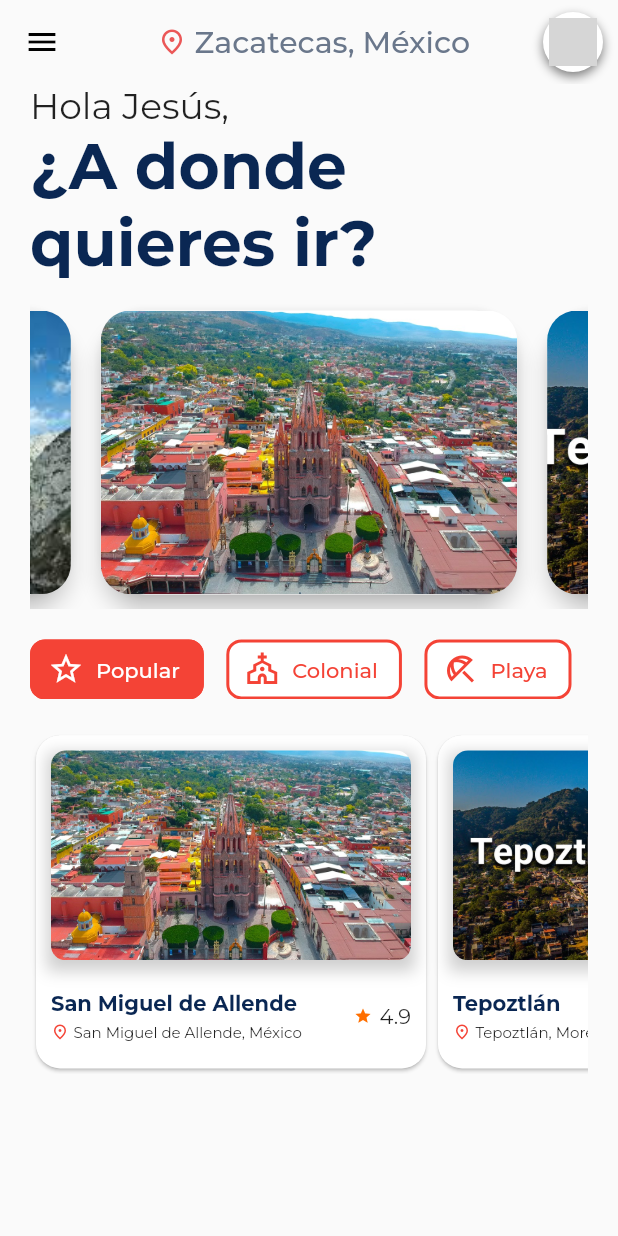
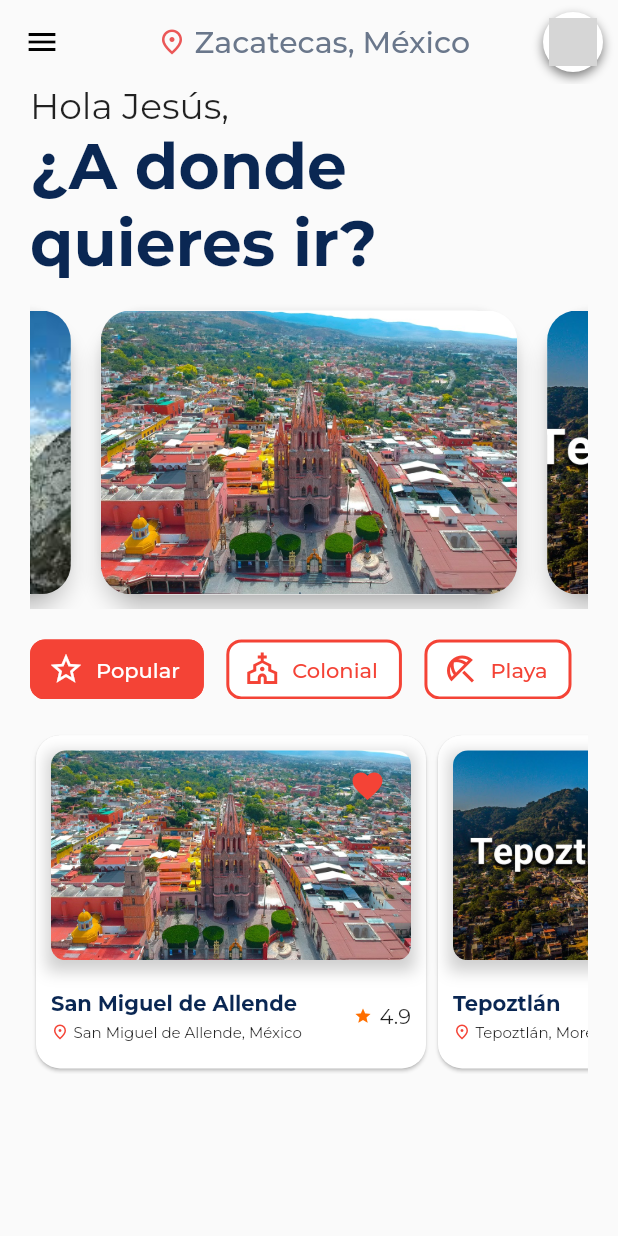
Before and after one commit to ramon-ortega/travel_app, a Flutter app: the screen it shows after launch, after a tap on "Popular", on a phone screen of 412 x 824 dp. Run offline on Flutter 3.47's test engine with Material 2 defaults, Android fonts, the light colour scheme and no system bars; drawn by our look-alikes of carousel_slider; our stand-ins replace flutter_bloc, font_awesome_flutter, google_fonts; network calls fail; grey boxes are pictures that could not be loaded.

Commit message:
Finish the app

```diff
--- a/lib/src/pages/home_page.dart
+++ b/lib/src/pages/home_page.dart
@@ -141,6 +141,8 @@ class _PlacesSlider extends StatelessWidget {
                           padding: const EdgeInsets.all(10.0),
                           child: Column(
                             children: [
+                              Stack(
+                                children: [
                                   Container(
                                     decoration: BoxDecoration(
                                       boxShadow: [
@@ -163,6 +165,18 @@ class _PlacesSlider extends StatelessWidget {
                                         ),
                                       ),
                                     ),
+                                  ),
+                                  Positioned(
+                                    right: 5,
+                                    child: IconButton(
+                                      onPressed: () {},
+                                      icon: const Icon(
+                                        Icons.favorite,
+                                        color: Colors.red,
+                                      ),
+                                    ),
+                                  ),
+                                ],
                               ),
                               const SizedBox(
                                 height: 20,
--- a/lib/src/widgets/custom_drawer.dart
+++ b/lib/src/widgets/custom_drawer.dart
@@ -21,7 +21,8 @@ class CustomDrawer extends StatelessWidget {
                 ),
               ),
             ),
-            child: const Center(
+            child: const Align(
+              alignment: Alignment.center,
               child: Text(
                 'Travel App',
                 style: TextStyle(
```
Lines whose indentation alone changed are shown as unchanged.
